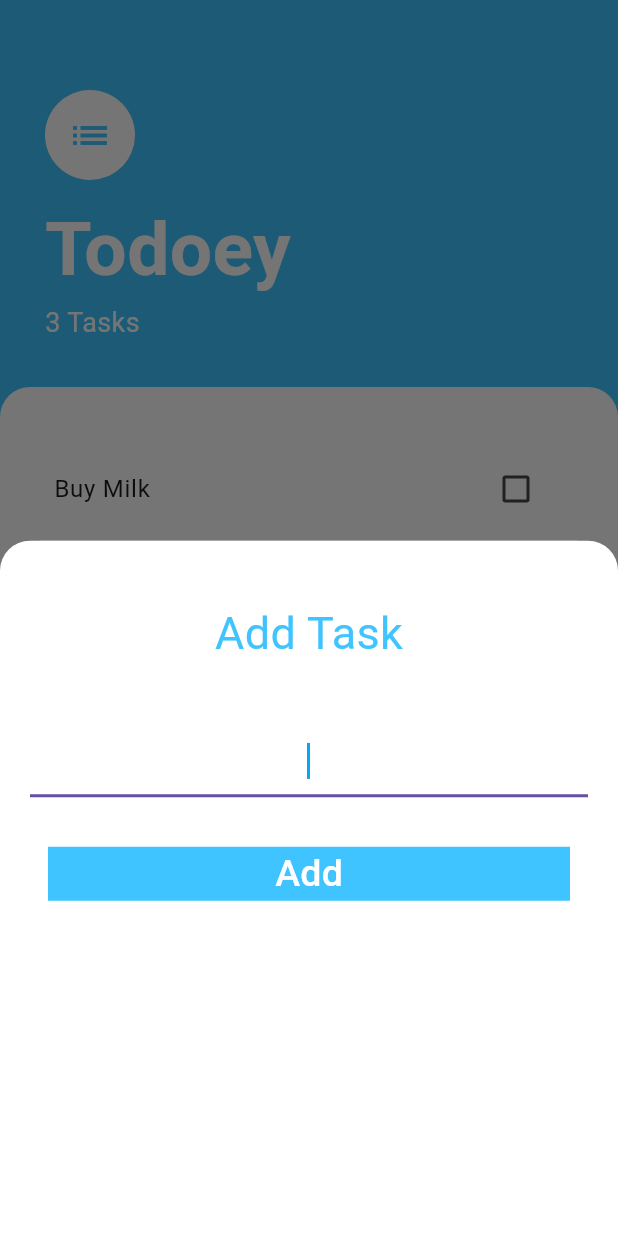
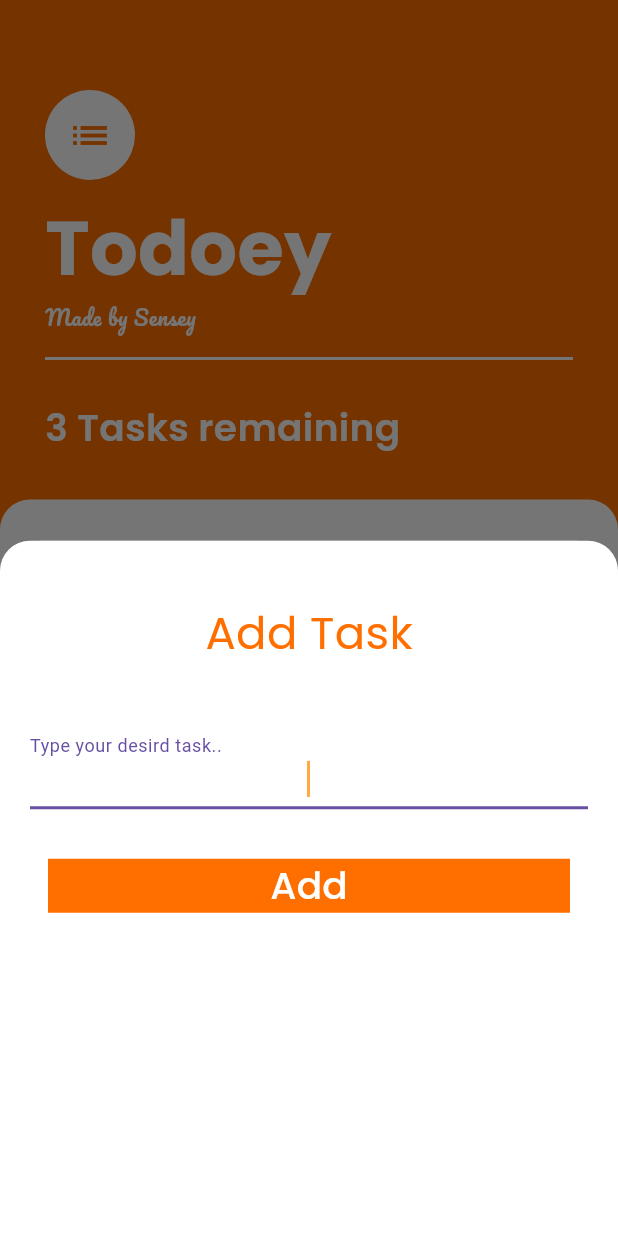
Before and after one commit to sorooty/todoey, a Flutter app: the screen it shows after launch, after a tap on the "add" icon, on a phone screen of 412 x 824 dp. Run offline on Flutter 3.47's test engine with Material 3 defaults, Android fonts, the phone set to English and light mode, and no system bars; our stand-ins replace google_fonts.

Commit message:
Enhance UI and functionality: Update MaterialApp settings, improve AddTaskScreen styling, implement task deletion, and refine TaskScreen layout with Google Fonts. End of coure

```diff
--- a/lib/main.dart
+++ b/lib/main.dart
@@ -14,7 +14,11 @@ class MainApp extends StatelessWidget {
   Widget build(BuildContext context) {
     return ChangeNotifierProvider(
       create: (context) => TaskData(),
-      child: MaterialApp(title: "Todoey", home: Scaffold(body: TaskScreen())),
+      child: MaterialApp(
+        debugShowCheckedModeBanner: false,
+        title: "Todoey",
+        home: Scaffold(body: TaskScreen()),
+      ),
     );
   }
 }
--- a/lib/models/task_data.dart
+++ b/lib/models/task_data.dart
@@ -29,4 +29,11 @@ class TaskData extends ChangeNotifier {
     task.toggleDone();
     notifyListeners();
   }
+
+  void deleteTask(Task task) {
+    // if (task.isDone == true) {
+    _taskList.remove(task);
+    // }
+    notifyListeners();
+  }
 }
--- a/lib/screens/AddTask.dart
+++ b/lib/screens/AddTask.dart
@@ -1,14 +1,13 @@
 // ignore: file_names
 // ignore_for_file: non_constant_identifier_names
-
 import 'package:flutter/material.dart';
+import 'package:google_fonts/google_fonts.dart';
 import 'package:provider/provider.dart';
 import 'package:todoey/models/task_data.dart';
-import 'package:todoey/models/tasks.dart';
-
-// import 'package:todoey/widgets/tasks_list.dart';
 
 class AddTaskScreen extends StatelessWidget {
+  const AddTaskScreen({super.key});
+
   @override
   Widget build(BuildContext context) {
     String NewTaskTitle = '';
@@ -31,15 +30,22 @@ class AddTaskScreen extends StatelessWidget {
             children: [
               Text(
                 "Add Task",
-                style: TextStyle(fontSize: 30, color: Colors.lightBlueAccent),
+                style: GoogleFonts.poppins(
+                  fontSize: 30,
+                  color: Colors.amber.shade900,
+                ),
               ),
               SizedBox(height: 40),
 
               TextField(
                 autofocus: true,
                 textAlign: TextAlign.center,
-                cursorColor: Colors.lightBlue,
-                decoration: InputDecoration(focusColor: Colors.lightBlue),
+                cursorColor: Colors.orangeAccent,
+                decoration: InputDecoration(
+                  focusColor: Colors.orangeAccent,
+                  labelText: "Type your desird task..",
+                  // counterStyle:
+                ),
                 onChanged: (newText) {
                   NewTaskTitle = newText;
                   // print(newText);
@@ -57,11 +63,14 @@ class AddTaskScreen extends StatelessWidget {
                   Navigator.pop(context);
                 },
                 child: Container(
-                  decoration: BoxDecoration(color: Colors.lightBlueAccent),
+                  decoration: BoxDecoration(color: Colors.amber.shade900),
                   child: Center(
                     child: Text(
                       "Add",
-                      style: TextStyle(fontSize: 25, color: Colors.white),
+                      style: GoogleFonts.poppins(
+                        fontSize: 25,
+                        color: Colors.white,
+                      ),
                     ),
                   ),
                 ),
--- a/lib/screens/tasks_screen.dart
+++ b/lib/screens/tasks_screen.dart
@@ -1,26 +1,27 @@
 import 'package:flutter/material.dart';
+import 'package:google_fonts/google_fonts.dart';
 import 'package:todoey/widgets/tasks_list.dart';
 import 'AddTask.dart';
 import 'package:provider/provider.dart';
 import 'package:todoey/models/task_data.dart';
 
 class TaskScreen extends StatelessWidget {
+  const TaskScreen({super.key});
 
   @override
   Widget build(BuildContext context) {
     return Scaffold(
-      backgroundColor: Colors.lightBlueAccent,
+      backgroundColor: Colors.amber.shade900,
       floatingActionButton: FloatingActionButton(
         onPressed: () {
           showModalBottomSheet(
             context: context,
-            builder:
-                (context) => AddTaskScreen(),
+            builder: (context) => AddTaskScreen(),
           );
         },
-        backgroundColor: Colors.lightBlueAccent,
-        splashColor: Colors.lightBlueAccent,
-        hoverColor: Colors.lightBlue,
+        backgroundColor: Colors.amber.shade900,
+        splashColor: Colors.amber.shade900,
+        hoverColor: Colors.orangeAccent,
         child: Icon(Icons.add, color: Colors.white, weight: 50),
       ),
       body: Column(
@@ -42,22 +43,37 @@ class TaskScreen extends StatelessWidget {
                   radius: 30.0,
                   child: Icon(
                     Icons.list,
-                    color: Colors.lightBlueAccent,
+                    color: const Color(0xFFFF6F00),
                     size: 30.0,
                   ),
                 ),
                 SizedBox(height: 10),
                 Text(
                   "Todoey",
-                  style: TextStyle(
+                  style: GoogleFonts.poppins(
                     color: Colors.white,
                     fontWeight: FontWeight.w700,
                     fontSize: 50.0,
                   ),
                 ),
                 Text(
-                  '${Provider.of<TaskData>(context).taskCount} Tasks',
-                  style: TextStyle(color: Colors.white, fontSize: 18.0),
+                  "Made by Sensey",
+                  style: GoogleFonts.pacifico(
+                    color: Colors.white,
+                    fontWeight: FontWeight.w500,
+                    // decoration: TextDecoration.underline,
+                  ),
+                ),
+                SizedBox(height: 10),
+                Divider(color: Colors.white, thickness: 2),
+                SizedBox(height: 20),
+                Text(
+                  '${Provider.of<TaskData>(context).taskCount} Tasks remaining',
+                  style: GoogleFonts.poppins(
+                    color: Colors.white,
+                    fontSize: 25.0,
+                    fontWeight: FontWeight.w600,
+                  ),
                 ),
               ],
             ),
--- a/lib/widgets/tasks_list.dart
+++ b/lib/widgets/tasks_list.dart
@@ -19,6 +19,9 @@ class TaskList extends StatelessWidget {
               checkBoxCallback: (bool? checkboxState) {
                 taskData.updateTask(taskData.tasks[index]);
               },
+              longPressCallback: () {
+                taskData.deleteTask(task);
+              },
             );
           },
           itemCount: taskData.taskCount,
@@ -27,25 +30,3 @@ class TaskList extends StatelessWidget {
     );
   }
 }
-
-// class _TaskListState extends State<TaskList> {
-//   @override
-//   Widget build(BuildContext context) {
-//     return Consumer<TaskData>(
-//       builder: (context, taskData, child) {
-//         return ListView.builder(
-//           itemBuilder: (context, index) {
-//             return TaskTile(
-//               isChecked: Provider.of<TaskData>(context).tasks[index].isDone,
-//               taskTitle: Provider.of<TaskData>(context).tasks[index].name,
-//               checkBoxCallback: (bool? checkboxState) {
-//                 taskData.updateTask(taskData.tasks[index]);
-//               },
-//             );
-//           },
-//           itemCount: Provider.of<TaskData>(context).taskCount,
-//         );
-//       },
-//     );
-//   }
-// }
--- a/lib/widgets/tasks_tile.dart
+++ b/lib/widgets/tasks_tile.dart
@@ -1,20 +1,25 @@
 import 'package:flutter/material.dart';
+import 'package:google_fonts/google_fonts.dart';
 
+// ignore: must_be_immutable
 class TaskTile extends StatelessWidget {
   bool isChecked = false;
   final String taskTitle;
   final Function(bool?) checkBoxCallback;
+  final GestureLongPressCallback longPressCallback;
 
   TaskTile({
     super.key,
     required this.isChecked,
     required this.taskTitle,
     required this.checkBoxCallback,
+    required this.longPressCallback,
   });
 
   @override
   Widget build(BuildContext context) {
     return ListTile(
+      onLongPress: longPressCallback,
       trailing: Checkbox(
         value: isChecked,
         activeColor: Colors.lightBlue,
@@ -23,7 +28,9 @@ class TaskTile extends StatelessWidget {
 
       title: Text(
         taskTitle,
-        style: TextStyle(
+        style: GoogleFonts.poppins(
+          fontSize: 20,
+          fontWeight: FontWeight.w500,
           decoration: isChecked ? TextDecoration.lineThrough : null,
         ),
       ),
--- a/pubspec.yaml
+++ b/pubspec.yaml
@@ -10,6 +10,7 @@ dependencies:
   flutter:
     sdk: flutter
   provider: ^6.1.5
+  google_fonts: ^6.2.1
 
 dev_dependencies:
   flutter_test:
```
Also changed, not shown: pubspec.lock, 4 other files.
